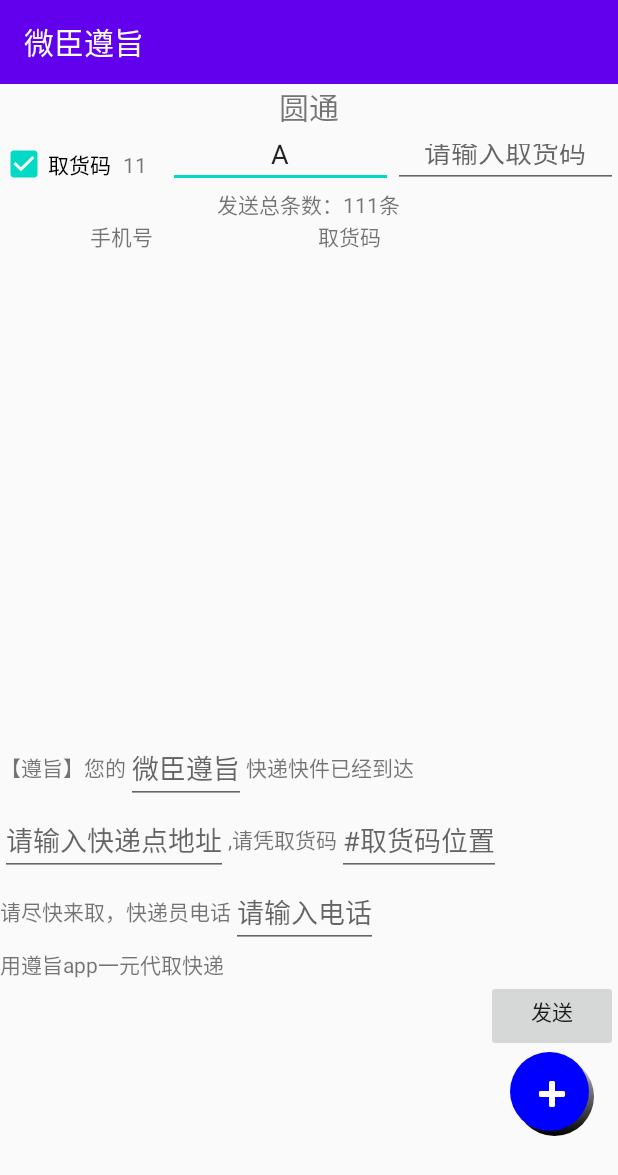
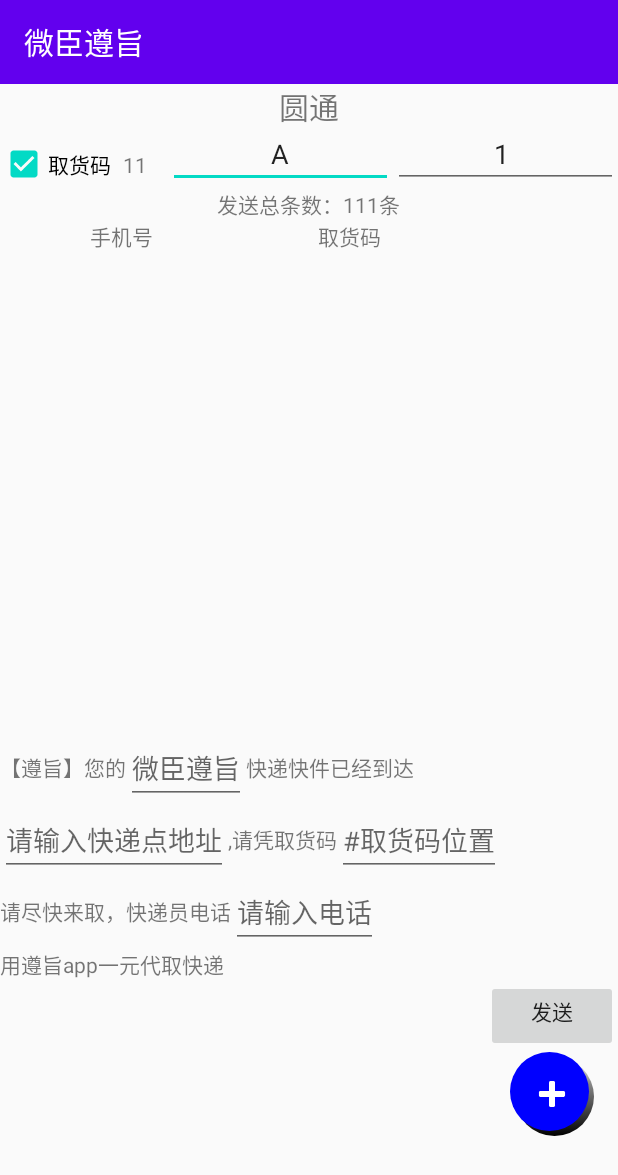
Before and after one commit to caozhaoqi/Transport_client, an Android app: the YTActivity screen opened directly, with no data from a screen before it, on a phone screen of 412 x 824 dp. Shown: the top 1175 px of the screen. Run offline under Robolectric (Android 15) with nearby library versions, the light colour scheme and no system bars; our stand-ins replace ButterKnife; libraries missing offline, so code that uses them is left out: com.bigkoo.snappingstepper.

Commit message:
控件更换 (cherry picked from commit 2287dcc8566870722a8e2b79512200e52b76aaab)
Signed-off-by: czq <1150118968@qq.com>

```diff
--- a/app/src/main/java/com/example/SupportDecline/YTActivity.java
+++ b/app/src/main/java/com/example/SupportDecline/YTActivity.java
@@ -167,7 +167,7 @@
 
         @SuppressLint("InflateParams") final View convertView = LayoutInflater.from(this).inflate(R.layout.yt_list_item,
                 null);
-
+        getnum_edt.setText(appData.count + 1 + " ");
 
         final ArrayList<Map<String, Object>> arr_data = new ArrayList<>();
         listView = findViewById(R.id.yt_listview);
@@ -193,7 +193,7 @@
                     arr_data.add(map);
                 }
                 // String msg = String.valueOf(appData.i);
-                getnum_edt.setText(msg);
+
                 //  System.out.println(msg);
             } catch (Exception e) {
                 e.printStackTrace();
```
